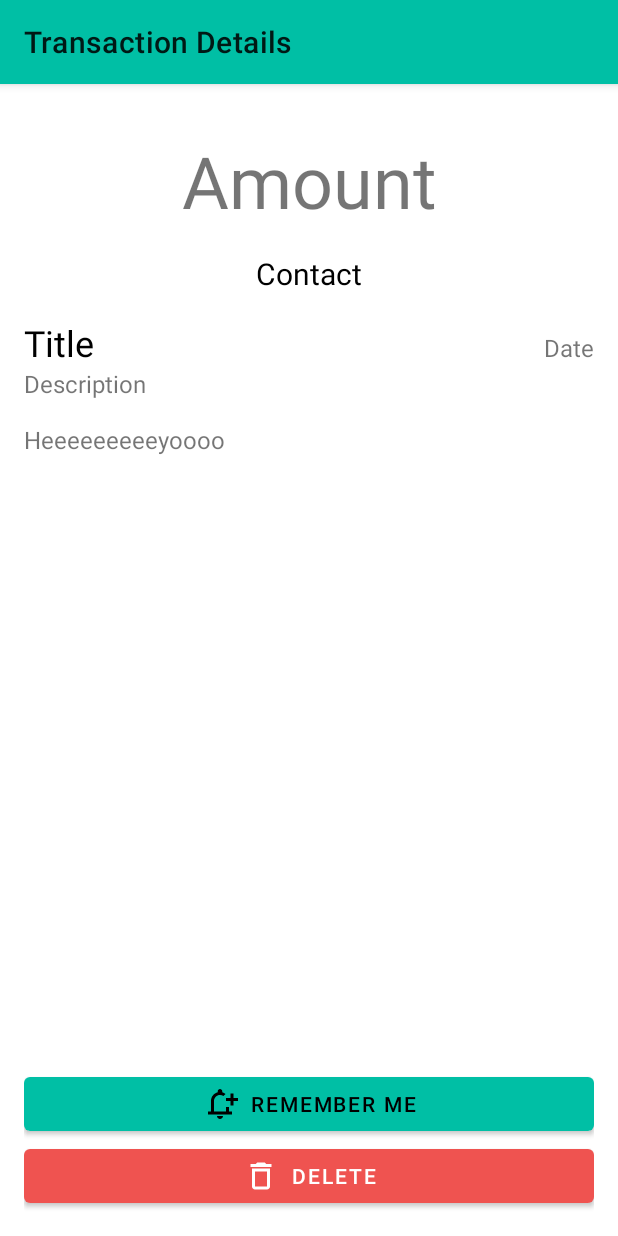
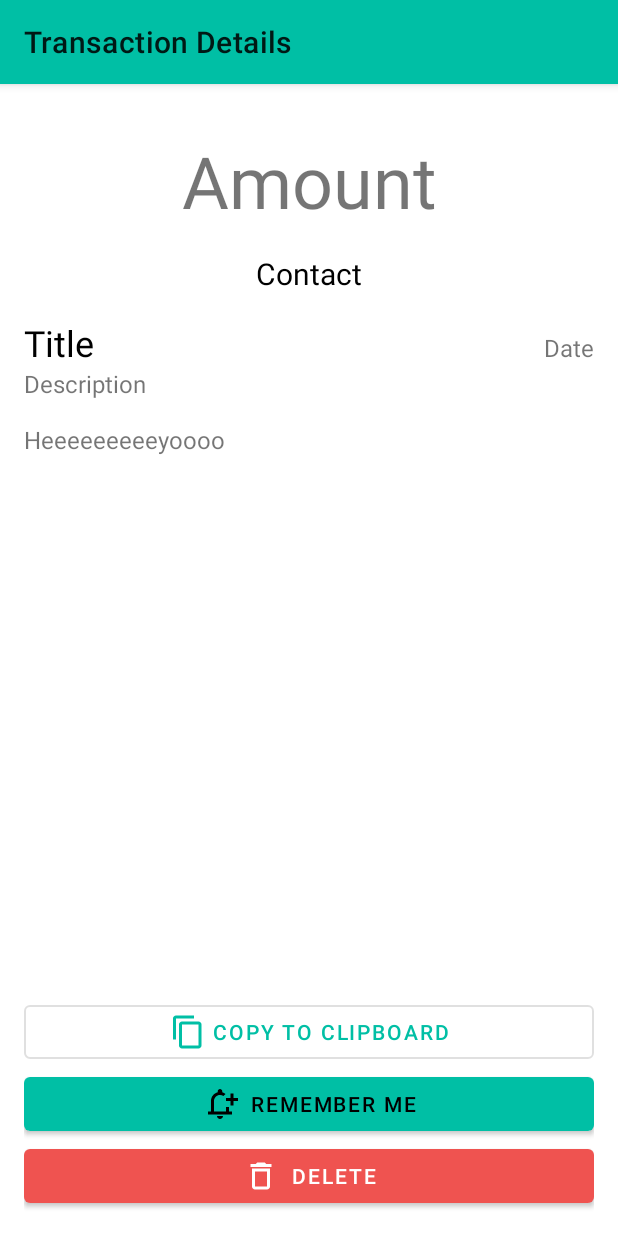
Before and after one commit to Citoci/YouOweMe, an Android app built with Jetpack Compose: the TransactionDetailsActivity screen opened directly, with no data from a screen before it, on a phone screen of 412 x 824 dp. Run offline under Robolectric (Android 15) with nearby library versions, the phone set to English and light mode, and no system bars; 1 statement that could not run was skipped.

Commit message:
Inserted "Copy to Clipboard"

```diff
--- a/app/src/main/java/com/cito/youoweme/TransactionDetailsActivity.kt
+++ b/app/src/main/java/com/cito/youoweme/TransactionDetailsActivity.kt
@@ -1,6 +1,8 @@
 package com.cito.youoweme
 
 import android.app.*
+import android.content.ClipData
+import android.content.ClipboardManager
 import android.content.Context
 import android.content.Intent
 import android.os.Build
@@ -15,7 +17,9 @@ import com.cito.youoweme.data.sql_database.ContactsSQLiteDAO
 import com.cito.youoweme.data.sql_database.TransactionsSQLiteDAO
 import com.cito.youoweme.databinding.ActivityTransactionDetailsBinding
 import com.cito.youoweme.login.UserLoginManager
+import com.cito.youoweme.login.model.User
 import com.cito.youoweme.notifications.RememberNotificationBroadcastReceiver
+import com.cito.youoweme.utils.quickToast
 import com.google.android.material.snackbar.Snackbar
 import java.util.*
 
@@ -95,6 +99,22 @@ class TransactionDetailsActivity : AppCompatActivity() {
             datePickerDialog.show()
         }
 
+        binding.btnCopyToClipboard.setOnClickListener {
+            (getSystemService(Context.CLIPBOARD_SERVICE) as ClipboardManager).setPrimaryClip(
+                ClipData.newPlainText("",
+                    transaction?.amount?.let {
+                        getString(R.string.text_transaction_exported,
+                            if (it>0) contact else UserLoginManager.loggedUsername,
+                            if (it>0) UserLoginManager.loggedUsername else contact,
+                            getString(R.string.format_euros, transaction?.amount),
+                            transaction?.title
+                        )
+                    }
+                )
+            )
+            quickToast(this, getString(R.string.message_transaction_copied_to_clipboard))
+        }
+
         binding.btnDelete.setOnClickListener {
             TransactionsSQLiteDAO.delete(transaction!!)
             finish()
--- /dev/null
+++ b/app/src/main/res/drawable/ic_outline_content_copy_24.xml
@@ -0,0 +1,10 @@
+<vector xmlns:android="http://schemas.android.com/apk/res/android"
+    android:width="24dp"
+    android:height="24dp"
+    android:viewportWidth="24"
+    android:viewportHeight="24"
+    android:tint="?attr/colorControlNormal">
+  <path
+      android:fillColor="@android:color/white"
+      android:pathData="M16,1L4,1c-1.1,0 -2,0.9 -2,2v14h2L4,3h12L16,1zM19,5L8,5c-1.1,0 -2,0.9 -2,2v14c0,1.1 0.9,2 2,2h11c1.1,0 2,-0.9 2,-2L21,7c0,-1.1 -0.9,-2 -2,-2zM19,21L8,21L8,7h11v14z"/>
+</vector>
--- a/app/src/main/res/layout-land/activity_transaction_details.xml
+++ b/app/src/main/res/layout-land/activity_transaction_details.xml
@@ -24,6 +24,7 @@
         android:id="@+id/btn_notify"
         android:layout_width="0dp"
         android:layout_height="wrap_content"
+        android:layout_marginStart="8dp"
         android:layout_marginEnd="8dp"
         android:enabled="true"
         android:text="@string/action_remember_me"
@@ -31,6 +32,19 @@
         app:iconGravity="textStart"
         app:layout_constraintBottom_toBottomOf="parent"
         app:layout_constraintEnd_toStartOf="@+id/btn_delete"
+        app:layout_constraintStart_toEndOf="@+id/btn_copy_to_clipboard" />
+
+    <Button
+        android:id="@+id/btn_copy_to_clipboard"
+        style="@style/Widget.MaterialComponents.Button.OutlinedButton"
+        android:layout_width="0dp"
+        android:layout_height="wrap_content"
+        android:layout_marginEnd="8dp"
+        android:text="@string/action_copy_to_clipboard"
+        app:icon="@drawable/ic_outline_content_copy_24"
+        app:iconGravity="textStart"
+        app:layout_constraintBottom_toBottomOf="parent"
+        app:layout_constraintEnd_toStartOf="@+id/btn_notify"
         app:layout_constraintStart_toStartOf="parent" />
 
     <TextView
--- a/app/src/main/res/layout/activity_transaction_details.xml
+++ b/app/src/main/res/layout/activity_transaction_details.xml
@@ -28,6 +28,18 @@
         app:icon="@drawable/ic_outline_notification_add_24"
         app:iconGravity="textStart"
         app:layout_constraintBottom_toTopOf="@+id/btn_delete"
+        app:layout_constraintEnd_toEndOf="parent"
+        app:layout_constraintStart_toStartOf="parent" />
+
+    <Button
+        android:id="@+id/btn_copy_to_clipboard"
+        style="@style/Widget.MaterialComponents.Button.OutlinedButton"
+        android:layout_width="0dp"
+        android:layout_height="wrap_content"
+        android:text="@string/action_copy_to_clipboard"
+        app:icon="@drawable/ic_outline_content_copy_24"
+        app:iconGravity="textStart"
+        app:layout_constraintBottom_toTopOf="@+id/btn_notify"
         app:layout_constraintEnd_toEndOf="parent"
         app:layout_constraintStart_toStartOf="parent" />
 
--- a/app/src/main/res/values/strings.xml
+++ b/app/src/main/res/values/strings.xml
@@ -35,6 +35,7 @@
     <string name="action_clean_contacts">Clean Contacts</string>
     <string name="action_clean_contacts_details">Delete contacts you have no pending transactions with</string>
     <string name="action_confirm">Confirm</string>
+    <string name="action_copy_to_clipboard">Copy to clipboard</string>
     <string name="action_delete">Delete</string>
     <string name="action_import_contact">Import Contact from device</string>
     <string name="action_login" translatable="false">Login</string>
@@ -62,9 +63,12 @@
     <string name="message_remember_notification_title">Remember this</string>
     <string name="message_remember_notification_text">Remember this</string>
     <string name="message_title_not_inserted">Title is empty. Please, specify one</string>
+    <string name="message_transaction_copied_to_clipboard">Transaction copied to clipboard as text</string>
     <string name="message_username_not_valid">The username you inserted is not valid</string>
     <string name="message_wrong_credentials">Wrong Credentials</string>
     <string name="message_you_owe_him">You owe the amount to \"%s\"</string>
     <string name="message_you_are_not_logged">You are not logged in!\nSome features are not available</string>
 
+    <string name="text_transaction_exported">%s owes to %s the amount %s for %s</string>
+
 </resources>
```
Also changed, not shown: 1 other file.
